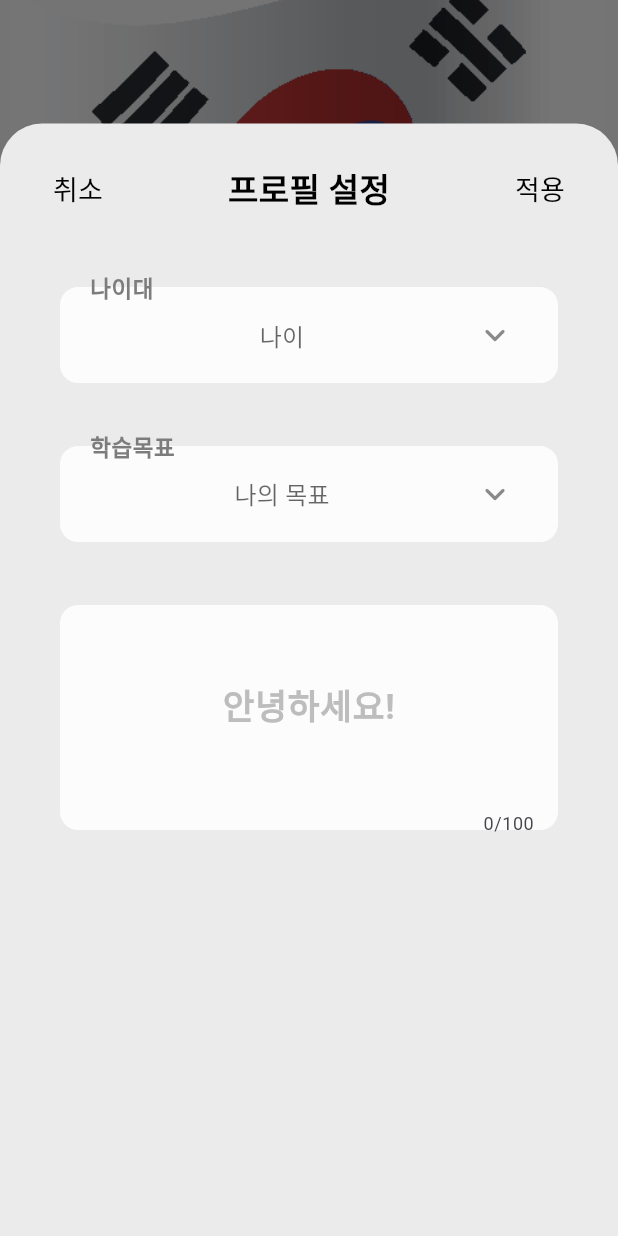
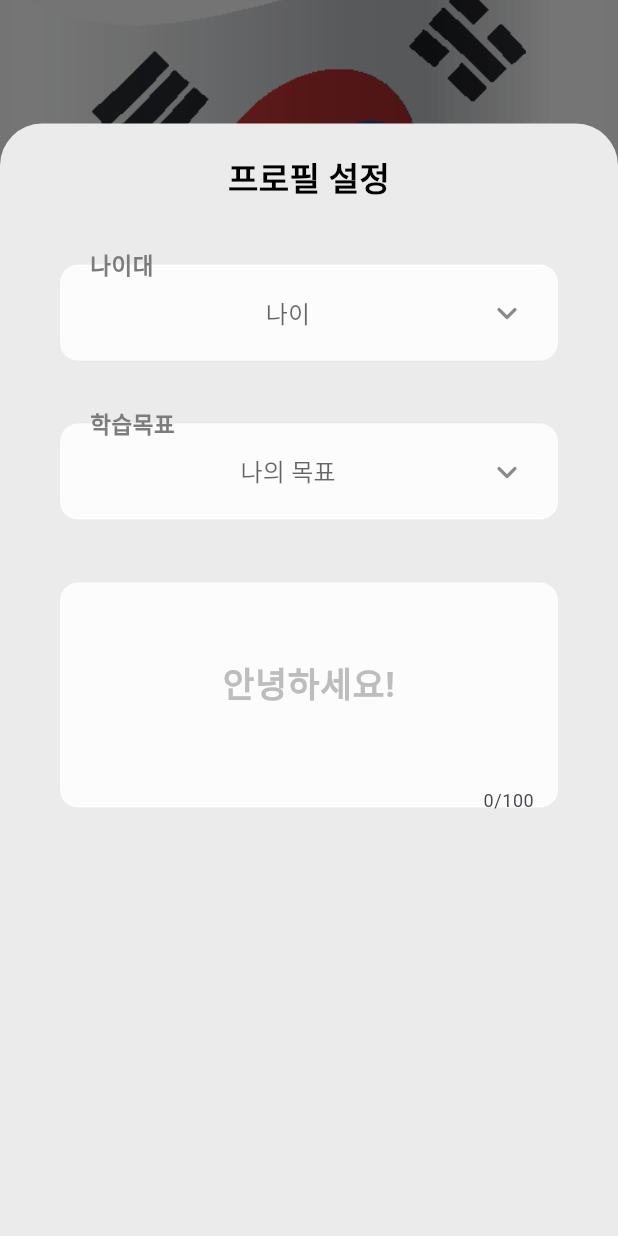
Before and after one commit to landapptest/amin_v2, a Flutter app: the screen it shows after launch, item 5 of the bottom bar chosen, after a tap on "프로필 수정", on a phone screen of 412 x 824 dp. Run offline on Flutter 3.47's test engine with Material 3 defaults, Android fonts, the phone set to English and light mode, and no system bars; drawn by our look-alikes of curved_navigation_bar, smooth_page_indicator; our stand-ins replace auto_size_text, camera, dropdown_button2, firebase_auth, firebase_core, firebase_database and 10 more; missing offline and left inert: custom_image_crop; accounts and stored records are empty; generated files the repository leaves out were written again.

Commit message:
fix: setting 취소 적용 제거

```diff
--- a/lib/views/home/profile_view.dart
+++ b/lib/views/home/profile_view.dart
@@ -80,22 +80,11 @@ class _ProfileViewState extends ConsumerState<ProfileView> with TickerProviderSt
           crossAxisAlignment: CrossAxisAlignment.start,
           children: [
             Row(
-              mainAxisAlignment: MainAxisAlignment.spaceBetween,
+              mainAxisAlignment: MainAxisAlignment.center,
               children: [
-                TextButton(
-                  onPressed: () => Navigator.pop(context),
-                  child: const Text("취소", style: TextStyle(fontSize: 18, color: Colors.black)),
-                ),
                 const Text(
                   "프로필 설정",
                   style: TextStyle(fontSize: 22, fontWeight: FontWeight.bold, color: Colors.black),
-                ),
-                TextButton(
-                  onPressed: () {
-                    // 적용 로직 추가 가능
-                    Navigator.pop(context);
-                  },
-                  child: const Text("적용", style: TextStyle(fontSize: 18, color: Colors.black)),
                 ),
               ],
             ),
@@ -121,22 +110,11 @@ class _ProfileViewState extends ConsumerState<ProfileView> with TickerProviderSt
                 crossAxisAlignment: CrossAxisAlignment.start,
                 children: [
                   Row(
-                    mainAxisAlignment: MainAxisAlignment.spaceBetween,
+                    mainAxisAlignment: MainAxisAlignment.center,
                     children: [
-                      TextButton(
-                        onPressed: () => Navigator.pop(context),
-                        child: const Text("취소", style: TextStyle(fontSize: 18, color: Colors.black)),
-                      ),
                       const Text(
                         "학습언어 설정",
                         style: TextStyle(fontSize: 22, fontWeight: FontWeight.bold, color: Colors.black),
-                      ),
-                      TextButton(
-                        onPressed: () {
-                          // 적용 로직 추가 가능
-                          Navigator.pop(context);
-                        },
-                        child: const Text("적용", style: TextStyle(fontSize: 18, color: Colors.black)),
                       ),
                     ],
                   ),
@@ -165,22 +143,11 @@ class _ProfileViewState extends ConsumerState<ProfileView> with TickerProviderSt
               crossAxisAlignment: CrossAxisAlignment.start,
               children: [
                 Row(
-                  mainAxisAlignment: MainAxisAlignment.spaceBetween,
+                  mainAxisAlignment: MainAxisAlignment.center,
                   children: [
-                    TextButton(
-                      onPressed: () => Navigator.pop(context),
-                      child: const Text("취소", style: TextStyle(fontSize: 18, color: Colors.black)),
-                    ),
                     const Text(
                       "앱 설정",
                       style: TextStyle(fontSize: 22, fontWeight: FontWeight.bold, color: Colors.black),
-                    ),
-                    TextButton(
-                      onPressed: () {
-                        // 적용 로직 추가 가능
-                        Navigator.pop(context);
-                      },
-                      child: const Text("적용", style: TextStyle(fontSize: 18, color: Colors.black)),
                     ),
                   ],
                 ),
--- a/lib/widgets/buttons.dart
+++ b/lib/widgets/buttons.dart
@@ -123,7 +123,7 @@ Widget DropDownButton({
     child: DropdownButtonFormField2<String>(
       isExpanded: true,
       decoration: InputDecoration(
-        contentPadding: const EdgeInsets.fromLTRB(16, 20, 16, 16),
+        contentPadding: const EdgeInsets.fromLTRB(16, 20, 8, 16),
         // contentPadding: const EdgeInsets.symmetric(vertical: 16),
         filled: true,
         fillColor: ANIM_WHITE,
```
